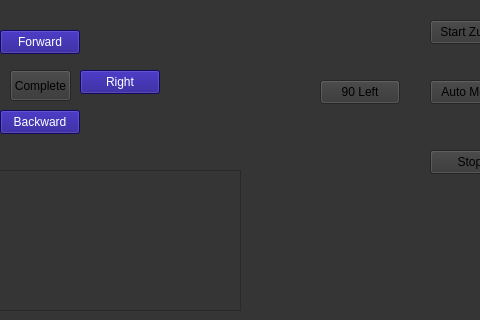
Before: the Qt Designer form assisment_GUI/mainwindow.ui in charles3019/zumo-assignment-, drawn with Qt 5; both pictures show x 100 to 580 and y 0 to 320 of the 800 by 600 pixel window.
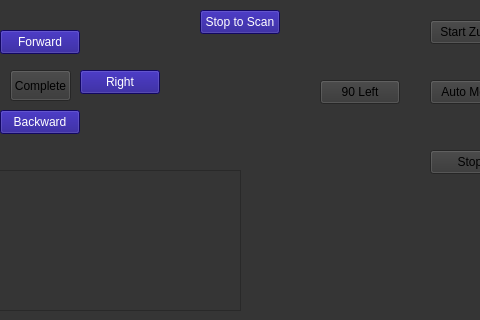
After: the same form once the commit is applied.

Diff of the .ui file:
```diff
--- a/assisment_GUI/mainwindow.ui
+++ b/assisment_GUI/mainwindow.ui
@@ -173,6 +173,23 @@
      <string>90 Left</string>
     </property>
    </widget>
+   <widget class="QPushButton" name="pushButton_11">
+    <property name="geometry">
+     <rect>
+      <x>300</x>
+      <y>10</y>
+      <width>80</width>
+      <height>24</height>
+     </rect>
+    </property>
+    <property name="styleSheet">
+     <string notr="true">color: rgb(255, 255, 255);
+background-color: rgb(25, 10, 136);</string>
+    </property>
+    <property name="text">
+     <string>Stop to Scan</string>
+    </property>
+   </widget>
   </widget>
   <widget class="QMenuBar" name="menubar">
    <property name="geometry">
```
